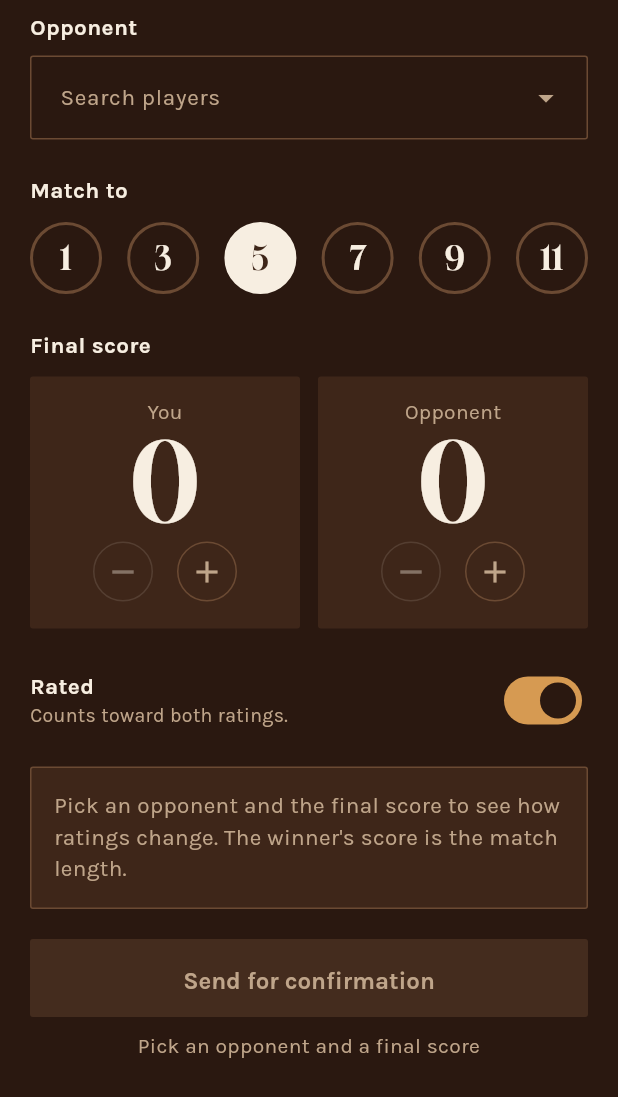
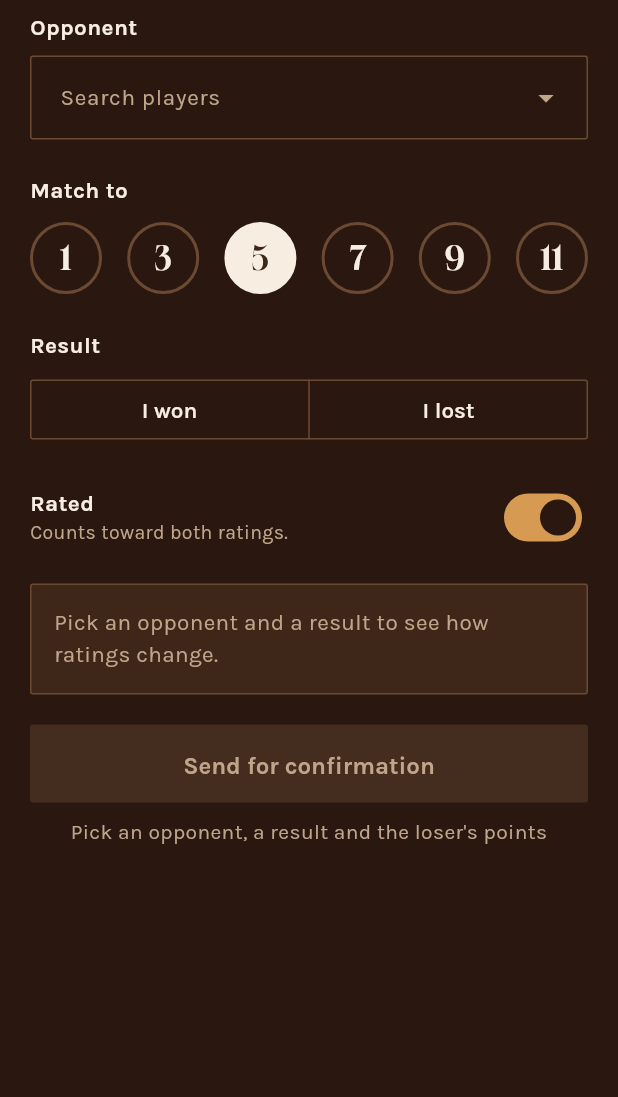
Before and after one commit to Awake-Coffee/match-tracking-system, a Flutter app: the BackgammonRecordForm widget shown alone on an empty page, opened directly with empty values, on a phone screen of 412 x 824 dp. Shown: the top 1097 px of the screen. Run offline on Flutter 3.47's test engine with Material 3 defaults, Android fonts, the phone set to English and light mode, and no system bars; our stand-ins replace go_router, shared_preferences, supabase_flutter; accounts and stored records are empty.

Commit message:
Record backgammon as win/loss plus the loser score (#16)
* Record backgammon as win/loss plus the loser score

The backgammon form had two score steppers that both started at zero,
although the winner's score is always the match length. A 5-point match
took about seven taps and the helper text admitted the rule it hid.

Replace them with an "I won" / "I lost" segmented button (no default,
like chess) and a chip row for the loser's points, 0 to match length - 1,
labelled "Your points" or "<Opponent>'s points". The winner's score is
filled in from the match length, and a match to 1 needs no loser answer.
The repository call (myScore/opponentScore), match length, rated switch
and rating preview are unchanged. The hint under the send button now
names a missing result and loser's points. Widget tests cover winning,
losing, clamping when the match gets shorter, and the match to 1.

Co-Authored-By: Claude Fable 5.1 <noreply@anthropic.com>
Claude-Session: https://claude.ai/code/session_012U1wj7oSTaqyYzHn4roLxH

* Address review: clear backgammon loser score on length change

Changing the match length used to clamp a picked loser score to one
short of the new length, so the form could send a score the member
never chose (including a leftover 0 from a match to 1). The score is
now cleared and the form asks for it again. A match to 1 no longer
shows a points row with a single forced chip, and the rating preview
appears once opponent and result are set, since the loser's points do
not change ratings.

Co-Authored-By: Claude Opus 5.5 <noreply@anthropic.com>
Claude-Session: https://claude.ai/code/session_012U1wj7oSTaqyYzHn4roLxH

---------

Co-authored-by: Claude <noreply@anthropic.com>

```diff
--- a/app/lib/ui/screens/backgammon_record_form.dart
+++ b/app/lib/ui/screens/backgammon_record_form.dart
@@ -1,5 +1,3 @@
-import 'dart:math' as math;
-
 import 'package:flutter/material.dart';
 
 import '../../design/design_scope.dart';
@@ -33,29 +31,42 @@ class _BackgammonRecordFormState extends State<BackgammonRecordForm>
     with SendsForConfirmation {
   late String? _opponentId = widget.initialOpponentId;
   int _matchLength = 5;
-  int _myScore = 0;
-  int _opponentScore = 0;
+  Outcome? _outcome;
+  int? _loserScore;
   bool _rated = true;
 
   Player? get _opponent =>
       widget.players.where((p) => p.id == _opponentId).firstOrNull;
 
+  /// The loser's points, which the match length caps at one short of a win.
+  /// A match to 1 can only end 1-0, so it needs no answer.
+  int? get _loserPoints => _matchLength == 1 ? 0 : _loserScore;
+
+  /// A loser's score that would win the new length is cleared, not clamped,
+  /// so the form never sends a score the member did not pick.
   void _setLength(int length) => setState(() {
     _matchLength = length;
-    _myScore = math.min(_myScore, length);
-    _opponentScore = math.min(_opponentScore, length);
+    final loser = _loserScore;
+    if (loser != null && loser >= length) _loserScore = null;
   });
 
   @override
   Widget build(BuildContext context) {
     final d = context.design;
     final opponent = _opponent;
-    final scored = isFinalScore(_matchLength, _myScore, _opponentScore);
-    final preview = opponent != null && scored
+    final outcome = _outcome;
+    final loserPoints = _loserPoints;
+    final won = outcome == Outcome.win;
+    // The winner always scores the match length; only the loser's points vary.
+    final scored = outcome != null && loserPoints != null;
+    final myScore = scored ? (won ? _matchLength : loserPoints) : null;
+    final opponentScore = scored ? (won ? loserPoints : _matchLength) : null;
+    // The loser's points do not move ratings: the preview needs the result.
+    final preview = opponent != null && outcome != null
         ? BackgammonPreview(
             me: widget.me,
             opponent: opponent,
-            won: _myScore == _matchLength,
+            won: won,
             matchLength: _matchLength,
           )
         : null;
@@ -91,31 +102,41 @@ class _BackgammonRecordFormState extends State<BackgammonRecordForm>
             ],
           ),
           const SizedBox(height: 24),
-          Text('Final score', style: label),
-          const SizedBox(height: 10),
-          Row(
-            children: [
-              Expanded(
-                child: _ScoreStepper(
-                  name: 'You',
-                  owner: 'your',
-                  score: _myScore,
-                  max: _matchLength,
-                  onChanged: (v) => setState(() => _myScore = v),
-                ),
-              ),
-              const SizedBox(width: 12),
-              Expanded(
-                child: _ScoreStepper(
-                  name: opponent?.displayName ?? 'Opponent',
-                  owner: '${opponent?.displayName ?? 'your opponent'}\'s',
-                  score: _opponentScore,
-                  max: _matchLength,
-                  onChanged: (v) => setState(() => _opponentScore = v),
-                ),
-              ),
+          Text('Result', style: label),
+          const SizedBox(height: 8),
+          SegmentedButton<Outcome>(
+            showSelectedIcon: false,
+            emptySelectionAllowed: true,
+            segments: const [
+              ButtonSegment(value: Outcome.win, label: Text('I won')),
+              ButtonSegment(value: Outcome.loss, label: Text('I lost')),
             ],
+            selected: {?outcome},
+            onSelectionChanged: (s) => setState(() => _outcome = s.firstOrNull),
           ),
+          // A match to 1 can only end 1-0: no points row to answer.
+          if (outcome != null && _matchLength > 1) ...[
+            const SizedBox(height: 24),
+            Text(
+              won
+                  ? '${opponent?.displayName ?? 'Your opponent'}\'s points'
+                  : 'Your points',
+              style: label,
+            ),
+            const SizedBox(height: 10),
+            Wrap(
+              spacing: 8,
+              runSpacing: 8,
+              children: [
+                for (var points = 0; points < _matchLength; points++)
+                  ChoiceChip(
+                    label: Text('$points'),
+                    selected: points == loserPoints,
+                    onSelected: (_) => setState(() => _loserScore = points),
+                  ),
+              ],
+            ),
+          ],
           const SizedBox(height: 24),
           RatedSwitch(
             rated: _rated,
@@ -125,8 +146,7 @@ class _BackgammonRecordFormState extends State<BackgammonRecordForm>
           RatingPreview(
             rated: _rated,
             emptyHint:
-                'Pick an opponent and the final score to see how ratings '
-                'change. The winner\'s score is the match length.',
+                'Pick an opponent and a result to see how ratings change.',
             rows: preview == null
                 ? null
                 : [
@@ -147,9 +167,11 @@ class _BackgammonRecordFormState extends State<BackgammonRecordForm>
             saving: saving,
             missing: [
               if (opponent == null) 'an opponent',
-              if (!scored) 'a final score',
+              if (outcome == null) 'a result',
+              if (loserPoints == null) 'the loser\'s points',
             ],
-            onPressed: opponent == null || !scored
+            onPressed:
+                opponent == null || myScore == null || opponentScore == null
                 ? null
                 : () => sendForConfirmation(
                     game: Game.backgammon,
@@ -158,8 +180,8 @@ class _BackgammonRecordFormState extends State<BackgammonRecordForm>
                     request: (repo) => repo.requestBackgammonMatch(
                       opponentId: opponent.id,
                       matchLength: _matchLength,
-                      myScore: _myScore,
-                      opponentScore: _opponentScore,
+                      myScore: myScore,
+                      opponentScore: opponentScore,
                       rated: _rated,
                     ),
                   ),
@@ -215,61 +237,3 @@ class _LengthChoice extends StatelessWidget {
     );
   }
 }
-
-class _ScoreStepper extends StatelessWidget {
-  const _ScoreStepper({
-    required this.name,
-    required this.owner,
-    required this.score,
-    required this.max,
-    required this.onChanged,
-  });
-
-  final String name;
-
-  /// Possessive used in the button labels, e.g. "your" or "Bogdan's".
-  final String owner;
-  final int score;
-  final int max;
-  final ValueChanged<int> onChanged;
-
-  @override
-  Widget build(BuildContext context) {
-    final d = context.design;
-    return Container(
-      padding: const EdgeInsets.all(14),
-      decoration: BoxDecoration(color: d.surface, borderRadius: d.borderRadius),
-      child: Column(
-        children: [
-          Text(
-            name,
-            maxLines: 1,
-            overflow: TextOverflow.ellipsis,
-            style: d.body(14, color: d.muted),
-          ),
-          Text(
-            '$score',
-            semanticsLabel: '$name: $score',
-            style: d.number(72, displayFace: true).copyWith(height: 1),
-          ),
-          Row(
-            mainAxisAlignment: MainAxisAlignment.center,
-            children: [
-              IconButton.outlined(
-                tooltip: 'Lower $owner score',
-                onPressed: score > 0 ? () => onChanged(score - 1) : null,
-                icon: const Icon(Icons.remove),
-              ),
-              const SizedBox(width: 8),
-              IconButton.outlined(
-                tooltip: 'Raise $owner score',
-                onPressed: score < max ? () => onChanged(score + 1) : null,
-                icon: const Icon(Icons.add),
-              ),
-            ],
-          ),
-        ],
-      ),
-    );
-  }
-}
```
Also changed, not shown: 1 other file.
